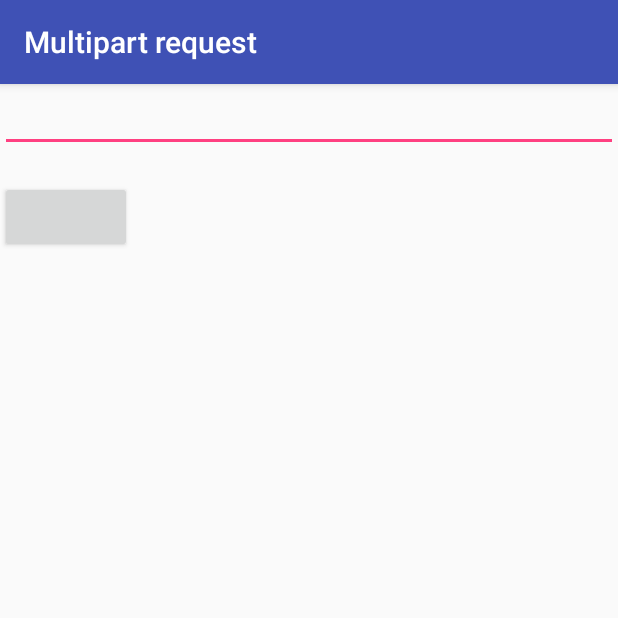
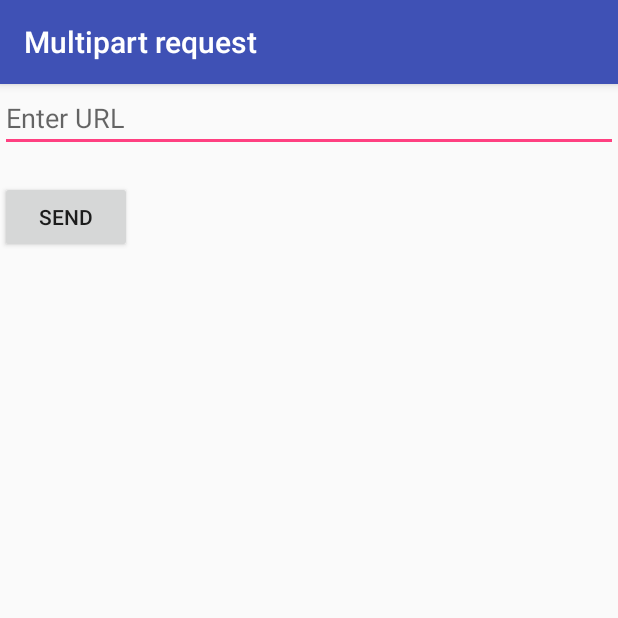
Before and after one commit to shushantkumar/Projects, an Android app: the screen it shows after launch (MainActivity), on a phone screen of 412 x 824 dp, the top half of it. Run offline under Robolectric (Android 15) with nearby library versions, the phone set to English and light mode, and no system bars; our stand-ins replace Volley; pictures from the network do not load.

```diff
--- a/Multipartrequest/app/src/main/java/com/example/android/multipartrequest/MainActivity.java
+++ b/Multipartrequest/app/src/main/java/com/example/android/multipartrequest/MainActivity.java
@@ -7,6 +7,7 @@ import android.net.Uri;
 import android.provider.MediaStore;
 import android.support.v7.app.AppCompatActivity;
 import android.os.Bundle;
+import android.text.Editable;
 import android.util.Log;
 import android.view.View;
 import android.widget.Button;
@@ -15,6 +16,7 @@ import android.widget.ImageView;
 import android.widget.TextView;
 import android.widget.Toast;
 
+import com.android.volley.DefaultRetryPolicy;
 import com.android.volley.NetworkResponse;
 import com.android.volley.NoConnectionError;
 import com.android.volley.Request;
@@ -34,13 +36,17 @@ public class MainActivity extends AppCompatActivity {
     Button upload;
     ImageView imageView;
     TextView textView;
-    String url = "http://10.50.22.56:8000/stocks/";
+        String url;
     EditText urlText;
 
     @Override
     protected void onCreate(Bundle savedInstanceState) {
         super.onCreate(savedInstanceState);
         setContentView(R.layout.activity_main);
+
+        textView = (TextView) findViewById(R.id.textView);
+        urlText = (EditText) findViewById(R.id.url);
+//        String  k =  urlText.getText().toString();
 
 
         upload = (Button) findViewById(R.id.upload);
@@ -62,6 +68,7 @@ public class MainActivity extends AppCompatActivity {
         super.onActivityResult(requestCode, resultCode, data);
         if (requestCode == 100 && resultCode == RESULT_OK && data != null) {
             Uri selectedImageUri = data.getData();
+            url = "http://" + urlText.getText().toString() +   ":8000/stocks/";
             if (null != selectedImageUri) {
                 // Get the path from the Uri
                 String path = getPathFromURI(selectedImageUri);
@@ -99,8 +106,11 @@ public class MainActivity extends AppCompatActivity {
             @Override
             public void onResponse(NetworkResponse response) {
                 String resultResponse = new String(response.data);
+
                 textView = (TextView) findViewById(R.id.textView);
-                textView.setText(resultResponse);
+                String  p = String.valueOf(resultResponse.charAt(2));
+                textView.setText(p);
+                textView.setTextSize(120);
                // Toast.makeText(AfterLogin.this, resultResponse, Toast.LENGTH_SHORT).show();
             }
         }, new Response.ErrorListener() {
@@ -108,6 +118,7 @@ public class MainActivity extends AppCompatActivity {
             public void onErrorResponse(VolleyError error) {
                 NetworkResponse networkResponse = error.networkResponse;
                 String errorMessage = "Unknown error";
+                textView.setText(error.toString());
                 if (networkResponse == null) {
                     if (error.getClass().equals(TimeoutError.class)) {
                         errorMessage = "Request timeout";
@@ -158,5 +169,11 @@ public class MainActivity extends AppCompatActivity {
 
         };
         SingletonRequestQueue.getInstance(this).addToRequestQueue(multipartRequest);
+
+        multipartRequest.setRetryPolicy(new DefaultRetryPolicy(
+                300000,
+                DefaultRetryPolicy.DEFAULT_MAX_RETRIES,
+                DefaultRetryPolicy.DEFAULT_BACKOFF_MULT
+        ));
     }
 }
--- a/Multipartrequest/app/src/main/res/layout/activity_main.xml
+++ b/Multipartrequest/app/src/main/res/layout/activity_main.xml
@@ -10,7 +10,8 @@
     <EditText
         android:layout_width="match_parent"
         android:layout_height="wrap_content"
-        android:id="@+id/url"/>
+        android:id="@+id/url"
+        android:hint="Enter URL"/>
 
     <TextView
         android:layout_width="wrap_content"
@@ -20,6 +21,7 @@
     <Button
         android:layout_width="wrap_content"
         android:layout_height="wrap_content"
+        android:text="Send"
         android:id="@+id/upload"/>
 
     <ImageView
```
Also changed, not shown: 1 other file.
